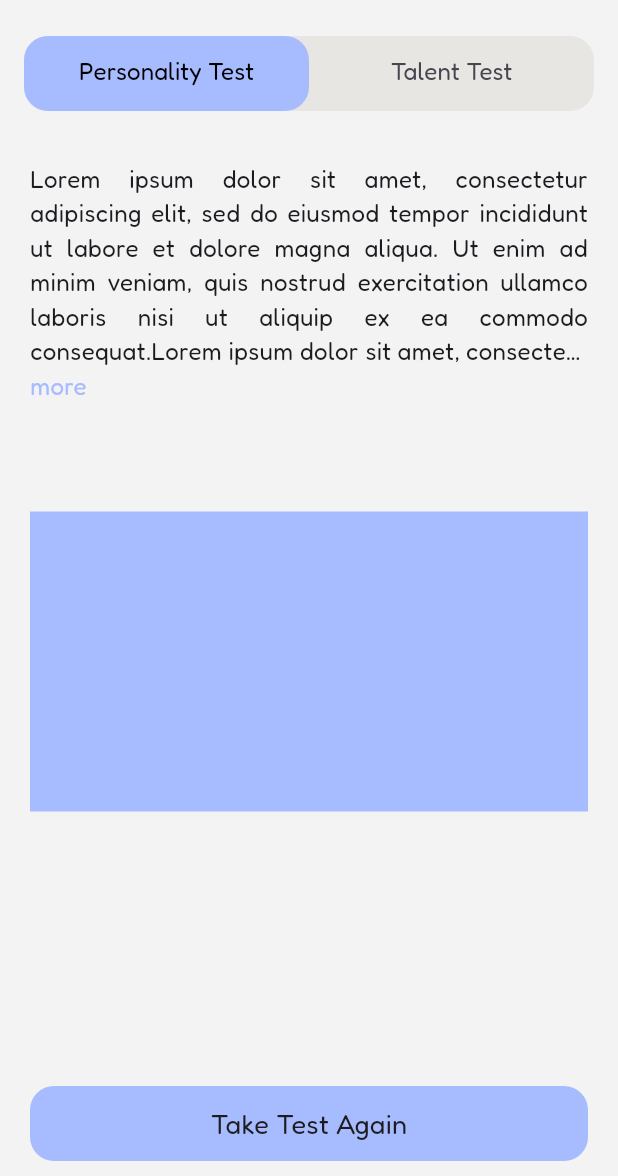
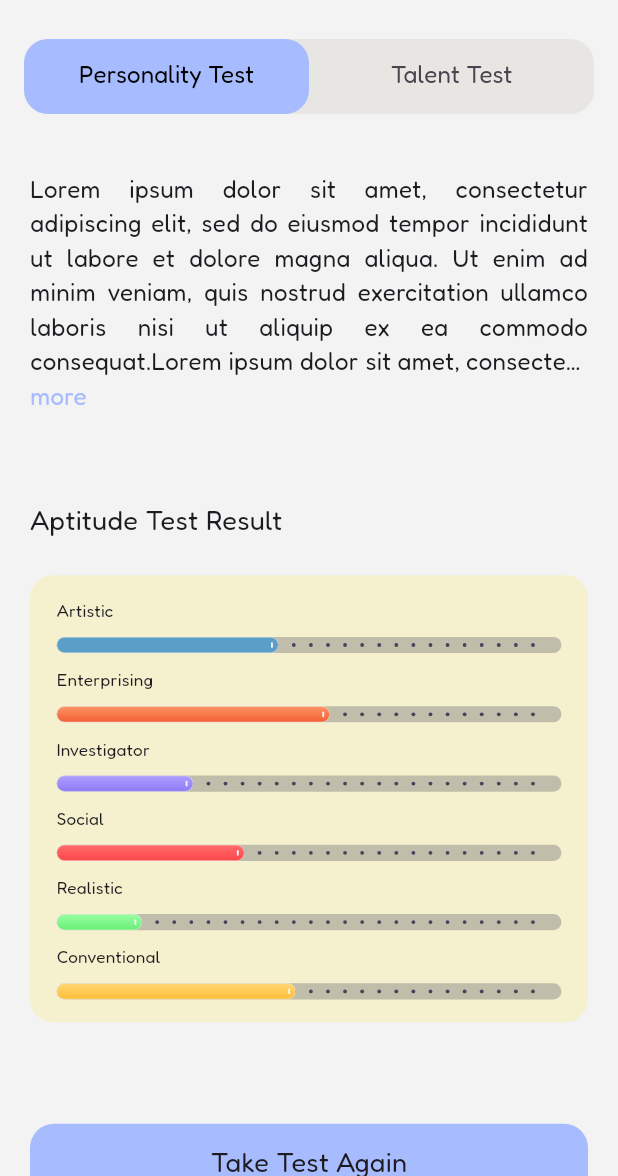
Before and after one commit to HosseinMohammadiii/autilabapp, a Flutter app: the TestHistoryScreen screen opened by its route, on a phone screen of 412 x 824 dp, the part 60-1236 px from its top. Run offline on Flutter 3.47's test engine with Material 3 defaults, Android fonts, the phone set to English and light mode, and no system bars; our stand-ins replace cached_network_image, dartz, device_info_plus, dio, equatable, flutter_rating_bar and 10 more; accounts and stored records are empty; project files that could hold a hidden picture were left out.

Commit message:
Edit TestHistoryScreen

```diff
--- a/lib/common/widgets/custom_tabbar_widget.dart
+++ b/lib/common/widgets/custom_tabbar_widget.dart
@@ -25,7 +25,7 @@ class CustomTabBarWidget extends StatelessWidget {
       child: NestedScrollView(
         physics: isScrollable == false
             ? const NeverScrollableScrollPhysics()
-            : const BouncingScrollPhysics(),
+            : const AlwaysScrollableScrollPhysics(),
         headerSliverBuilder: (context, innerBoxIsScrolled) {
           return [
             const SliverToBoxAdapter(
--- a/lib/common/widgets/test_result_widget.dart
+++ b/lib/common/widgets/test_result_widget.dart
@@ -21,7 +21,6 @@ class TestResultWidget extends StatelessWidget {
         ),
         FittedBox(
           child: Container(
-            //  margin: AutilabMargin.marginFullScreen,
             padding: const EdgeInsets.symmetric(horizontal: 28, vertical: 24),
             decoration: BoxDecoration(
               color: AutilabColor.primary,
@@ -29,11 +28,11 @@ class TestResultWidget extends StatelessWidget {
             ),
             child: const Column(
               crossAxisAlignment: CrossAxisAlignment.start,
-              spacing: 8,
+              spacing: 15,
               children: [
                 Text(
                   'Artistic',
-                  style: AutilabTextStyle.small14_400,
+                  style: AutilabTextStyle.small18_400,
                 ),
                 TalentResultLinerWidget(
                   gradient1: Color(0xff5b9fc8),
@@ -42,7 +41,7 @@ class TestResultWidget extends StatelessWidget {
                 ),
                 Text(
                   'Enterprising',
-                  style: AutilabTextStyle.small14_400,
+                  style: AutilabTextStyle.small18_400,
                 ),
                 TalentResultLinerWidget(
                   gradient1: Color(0xffFF9364),
@@ -51,7 +50,7 @@ class TestResultWidget extends StatelessWidget {
                 ),
                 Text(
                   'Investigator',
-                  style: AutilabTextStyle.small14_400,
+                  style: AutilabTextStyle.small18_400,
                 ),
                 TalentResultLinerWidget(
                   gradient1: Color(0xffB09FFF),
@@ -60,7 +59,7 @@ class TestResultWidget extends StatelessWidget {
                 ),
                 Text(
                   'Social',
-                  style: AutilabTextStyle.small14_400,
+                  style: AutilabTextStyle.small18_400,
                 ),
                 TalentResultLinerWidget(
                   gradient1: Color(0xffFE6C6C),
@@ -69,7 +68,7 @@ class TestResultWidget extends StatelessWidget {
                 ),
                 Text(
                   'Realistic',
-                  style: AutilabTextStyle.small14_400,
+                  style: AutilabTextStyle.small18_400,
                 ),
                 TalentResultLinerWidget(
                   gradient1: Color(0xff99FFA3),
@@ -78,7 +77,7 @@ class TestResultWidget extends StatelessWidget {
                 ),
                 Text(
                   'Conventional',
-                  style: AutilabTextStyle.small14_400,
+                  style: AutilabTextStyle.small18_400,
                 ),
                 TalentResultLinerWidget(
                   gradient1: Color(0xffFFD572),
--- a/lib/core/routes/routes.dart
+++ b/lib/core/routes/routes.dart
@@ -53,7 +53,7 @@ final GlobalKey<NavigatorState> navigatorKey = GlobalKey<NavigatorState>();
 class AutilabRouter {
   static GoRouter router = GoRouter(
     navigatorKey: navigatorKey,
-    initialLocation: '/articleItemScreen',
+    initialLocation: '/homeScreen',
     routes: [
       GoRoute(
         path: '/',
--- a/lib/features/data/home/widgets/talent_result_widget.dart
+++ b/lib/features/data/home/widgets/talent_result_widget.dart
@@ -25,7 +25,7 @@ class TalentResultLinerWidget extends StatelessWidget {
         children: [
           ListView.builder(
             scrollDirection: Axis.horizontal,
-            itemCount: 25,
+            itemCount: 28,
             shrinkWrap: true,
             physics: const NeverScrollableScrollPhysics(),
             padding: const EdgeInsets.symmetric(horizontal: 14),
--- a/lib/features/data/menu/Page/test_history_screen.dart
+++ b/lib/features/data/menu/Page/test_history_screen.dart
@@ -1,6 +1,5 @@
 import 'package:autilab_project/common/widgets/appbar_back_screen.dart';
 import 'package:autilab_project/common/widgets/custom_button_widget.dart';
-import 'package:autilab_project/common/widgets/custom_tabbar_widget.dart';
 import 'package:autilab_project/common/widgets/test_result_widget.dart';
 import 'package:autilab_project/core/constants/color_constant.dart';
 import 'package:autilab_project/core/constants/constant_routes.dart';
@@ -62,14 +61,39 @@ class _TestHistoryScreenState extends State<TestHistoryScreen>
   Widget build(BuildContext context) {
     return FadeTransition(
       opacity: animationHelper.fadeAnimation,
+      child: DefaultTabController(
+        animationDuration: const Duration(seconds: 1),
+        length: 2,
         child: Scaffold(
-        appBar:
-            appBarWidget(context: context, title: 'Test History', isIcon: true),
-        body: SafeArea(
-          child: CustomTabBarWidget(
-            isScrollable: false,
-            tabLength: 2,
-            tabBar: const [
+          appBar: AppBar(
+            leading: appBarWidget(
+                context: context, title: 'Test History', isIcon: true),
+            leadingWidth: double.infinity,
+            centerTitle: false,
+            bottom: PreferredSize(
+              preferredSize: const Size.fromHeight(70),
+              child: Container(
+                width: double.infinity,
+                color: AutilabColor.white,
+                padding: const EdgeInsets.only(bottom: 10),
+                child: Container(
+                  height: 50,
+                  margin: const EdgeInsets.symmetric(horizontal: 16),
+                  decoration: BoxDecoration(
+                    color: AutilabColor.lightGray,
+                    borderRadius: BorderRadius.circular(16),
+                  ),
+                  child: TabBar(
+                    labelStyle: AutilabTextStyle.small18_400.copyWith(
+                      color: Colors.black,
+                    ),
+                    dividerColor: Colors.transparent,
+                    indicator: BoxDecoration(
+                      borderRadius: BorderRadius.circular(16),
+                      color: AutilabColor.bb,
+                    ),
+                    indicatorSize: TabBarIndicatorSize.tab,
+                    tabs: const [
                       FittedBox(
                         child: Text(
                           'Personality Test',
@@ -83,104 +107,29 @@ class _TestHistoryScreenState extends State<TestHistoryScreen>
                         ),
                       ),
                     ],
-            tabBarView: [
-              LayoutBuilder(
-                builder: (context, constraints) {
-                  print(constraints.maxWidth);
-                  return Visibility(
-                    visible: constraints.maxWidth < 840,
-                    replacement: CustomScrollView(
+                  ),
+                ),
+              ),
+            ),
+          ),
+          body: SafeArea(
+            child: TabBarView(
+              children: [
+                CustomScrollView(
                   slivers: [
                     SliverFillRemaining(
-                          hasScrollBody: true,
+                      hasScrollBody: false,
                       fillOverscroll: false,
-                          child: LayoutBuilder(
-                            builder: (context, constraints) {
-                              final height = constraints.maxHeight;
-
-                              return Padding(
+                      child: Padding(
                         padding: AutilabMargin.marginFullScreen,
                         child: Column(
+                          // spacing: 40,
                           crossAxisAlignment: CrossAxisAlignment.start,
-                                  mainAxisAlignment:
-                                      MainAxisAlignment.spaceBetween,
+                          mainAxisAlignment: MainAxisAlignment.spaceAround,
                           children: [
                             Column(
-                                      children: [
-                                        SizedBox(
-                                          height: 140,
-                                          child: const Text(
-                                            'Lorem ipsum dolor sit amet, consectetur adipiscing elit, sed do eiusmod tempor incididunt ut labore et dolore magna aliqua. Ut enim ad minim veniam, quis nostrud exercitation ullamco laboris nisi ut aliquip ex ea commodo consequat.Lorem ipsum dolor sit amet, consectetur adipiscing elit, sed do eiusmod tempor incididunt ut labore et dolore magna aliqua. Ut enim ad minim veniam, quis nostrud exercitation ullamco laboris nisi ut aliquip ex ea commodo consequat.',
-                                            style: AutilabTextStyle.small16_400,
-                                            textAlign: TextAlign.justify,
-                                            maxLines: 6,
-                                            overflow: TextOverflow.ellipsis,
-                                          ),
-                                        ),
-                                        GestureDetector(
-                                          onTap: () {
-                                            context.pushNamed(
-                                                AutiLabRoutes
-                                                    .testDescriptionScreen,
-                                                extra: {
-                                                  'description':
-                                                      'Lorem ipsum dolor sit amet, consectetur adipiscing elit, sed do eiusmod tempor incididunt ut labore et dolore magna aliqua. Ut enim ad minim veniam, quis nostrud exercitation ullamco laboris nisi ut aliquip ex ea commodo consequat.Lorem ipsum dolor sit amet, consectetur adipiscing elit, sed do eiusmod tempor incididunt ut labore et dolore magna aliqua. Ut enim ad minim veniam, quis nostrud exercitation ullamco laboris nisi ut aliquip ex ea commodo consequat.',
-                                                });
-                                          },
-                                          child: Text(
-                                            'more',
-                                            style: AutilabTextStyle.small16_400
-                                                .copyWith(
-                                                    color: AutilabColor.bb),
-                                          ),
-                                        ),
-                                      ],
-                                    ),
-                                    const SizedBox(
-                                      height: 20,
-                                    ),
-                                    const Align(
-                                      alignment: Alignment.center,
-                                      child: TestResultWidget(),
-                                    ),
-                                    CustomButtonWidget(
-                                      onTap: () {},
-                                      height: 50,
-                                      margin:
-                                          EdgeInsets.only(bottom: 20, top: 10),
-                                      color: AutilabColor.bb,
-                                      text: 'Take Test Again',
-                                      textStyle: AutilabTextStyle.small18_400,
-                                    ),
-                                  ],
-                                ),
-                              );
-                            },
-                          ),
-                        ),
-                      ],
-                    ),
-                    child: CustomScrollView(
-                      physics: const NeverScrollableScrollPhysics(),
-                      slivers: [
-                        SliverFillRemaining(
-                          hasScrollBody: true,
-                          fillOverscroll: false,
-                          child: LayoutBuilder(
-                            builder: (context, constraints) {
-                              final height = constraints.maxHeight;
-
-                              return Padding(
-                                padding: AutilabMargin.marginFullScreen,
-                                child: Column(
-                                  spacing: 20,
                               crossAxisAlignment: CrossAxisAlignment.start,
-                                  mainAxisAlignment:
-                                      MainAxisAlignment.spaceBetween,
-                                  children: [
-                                    SizedBox(
-                                      height: 50,
-                                      child: Wrap(
+                              mainAxisAlignment: MainAxisAlignment.start,
                               children: [
                                 const Text(
                                   'Lorem ipsum dolor sit amet, consectetur adipiscing elit, sed do eiusmod tempor incididunt ut labore et dolore magna aliqua. Ut enim ad minim veniam, quis nostrud exercitation ullamco laboris nisi ut aliquip ex ea commodo consequat.Lorem ipsum dolor sit amet, consectetur adipiscing elit, sed do eiusmod tempor incididunt ut labore et dolore magna aliqua. Ut enim ad minim veniam, quis nostrud exercitation ullamco laboris nisi ut aliquip ex ea commodo consequat.',
@@ -192,8 +141,7 @@ class _TestHistoryScreenState extends State<TestHistoryScreen>
                                 GestureDetector(
                                   onTap: () {
                                     context.pushNamed(
-                                                  AutiLabRoutes
-                                                      .testDescriptionScreen,
+                                        AutiLabRoutes.testDescriptionScreen,
                                         extra: {
                                           'description':
                                               'Lorem ipsum dolor sit amet, consectetur adipiscing elit, sed do eiusmod tempor incididunt ut labore et dolore magna aliqua. Ut enim ad minim veniam, quis nostrud exercitation ullamco laboris nisi ut aliquip ex ea commodo consequat.Lorem ipsum dolor sit amet, consectetur adipiscing elit, sed do eiusmod tempor incididunt ut labore et dolore magna aliqua. Ut enim ad minim veniam, quis nostrud exercitation ullamco laboris nisi ut aliquip ex ea commodo consequat.',
@@ -201,50 +149,41 @@ class _TestHistoryScreenState extends State<TestHistoryScreen>
                                   },
                                   child: Text(
                                     'more',
-                                              style: AutilabTextStyle
-                                                  .small16_400
-                                                  .copyWith(
-                                                      color: AutilabColor.bb),
+                                    style: AutilabTextStyle.small16_400
+                                        .copyWith(color: AutilabColor.bb),
                                   ),
                                 ),
                               ],
                             ),
-                                    ),
-                                    // const SizedBox(
-                                    //   height: 80,
-                                    // ),
-                                    // const Align(
-                                    //   alignment: Alignment.center,
-                                    //   child: TestResultWidget(),
-                                    // ),
-                                    Container(
-                                      height: 200,
-                                      width: double.infinity,
-                                      color: AutilabColor.bb,
-                                    ),
+                            const TestResultWidget(),
                             CustomButtonWidget(
-                                      onTap: () {},
+                              onTap: () {
+                                context
+                                    .pushNamed(AutiLabRoutes.typeTestsScreen);
+                              },
                               height: 50,
-                                      margin: EdgeInsets.only(bottom: 10),
+                              margin:
+                                  const EdgeInsets.only(bottom: 18, top: 10),
                               color: AutilabColor.bb,
                               text: 'Take Test Again',
                               textStyle: AutilabTextStyle.small18_400,
                             ),
                           ],
                         ),
-                              );
-                            },
                       ),
                     ),
                   ],
                 ),
-                  );
-                },
-              ),
-              Padding(
+                CustomScrollView(
+                  slivers: [
+                    SliverFillRemaining(
+                      fillOverscroll: false,
+                      hasScrollBody: false,
+                      child: Padding(
                         padding: AutilabMargin.marginFullScreen,
                         child: Column(
                           crossAxisAlignment: CrossAxisAlignment.start,
+                          mainAxisAlignment: MainAxisAlignment.spaceAround,
                           children: [
                             const Text(
                               'Lorem ipsum dolor sit amet, consectetur adipiscing elit, sed do eiusmod tempor incididunt ut labore et dolore magna aliqua. Ut enim ad minim veniam, quis nostrud exercitation ullamco laboris nisi ut aliquip ex ea commodo consequat.',
@@ -264,10 +203,12 @@ class _TestHistoryScreenState extends State<TestHistoryScreen>
                               ),
                               child: Column(
                                 crossAxisAlignment: CrossAxisAlignment.start,
+                                mainAxisAlignment: MainAxisAlignment.center,
                                 children: [
                                   ListView.builder(
                                     shrinkWrap: true,
-                            physics: const NeverScrollableScrollPhysics(),
+                                    physics:
+                                        const NeverScrollableScrollPhysics(),
                                     itemCount: talentTestItem.length,
                                     itemBuilder: (context, index) {
                                       return Column(
@@ -282,12 +223,14 @@ class _TestHistoryScreenState extends State<TestHistoryScreen>
                                                 height: 24,
                                                 decoration: BoxDecoration(
                                                   shape: BoxShape.circle,
-                                          color: talentTestItem[index].color,
+                                                  color: talentTestItem[index]
+                                                      .color,
                                                 ),
                                               ),
                                               Text(
                                                 talentTestItem[index].title,
-                                        style: AutilabTextStyle.small16_400,
+                                                style: AutilabTextStyle
+                                                    .small16_400,
                                                 textAlign: TextAlign.justify,
                                               ),
                                             ],
@@ -295,8 +238,10 @@ class _TestHistoryScreenState extends State<TestHistoryScreen>
                                           if (index < talentTestItem.length - 1)
                                             Padding(
                                               padding: EdgeInsets.symmetric(
-                                          vertical:
-                                              index == talentTestItem.length - 1
+                                                  vertical: index ==
+                                                          talentTestItem
+                                                                  .length -
+                                                              1
                                                       ? 0
                                                       : 16),
                                               child: const Divider(
@@ -312,9 +257,13 @@ class _TestHistoryScreenState extends State<TestHistoryScreen>
                               ),
                             ),
                             CustomButtonWidget(
-                      onTap: () {},
+                              onTap: () {
+                                context
+                                    .pushNamed(AutiLabRoutes.typeTestsScreen);
+                              },
                               height: 50,
-                      margin: const EdgeInsets.only(bottom: 48, top: 48),
+                              margin:
+                                  const EdgeInsets.only(bottom: 48, top: 48),
                               color: AutilabColor.bb,
                               text: 'Take Test Again',
                               textStyle: AutilabTextStyle.small18_400,
@@ -322,7 +271,11 @@ class _TestHistoryScreenState extends State<TestHistoryScreen>
                           ],
                         ),
                       ),
+                    ),
                   ],
+                ),
+              ],
+            ),
           ),
         ),
       ),
```
Lines whose indentation alone changed are shown as unchanged.
